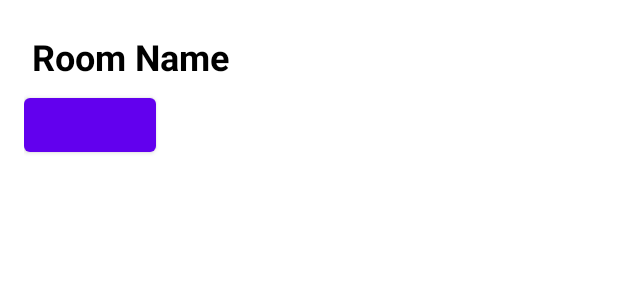
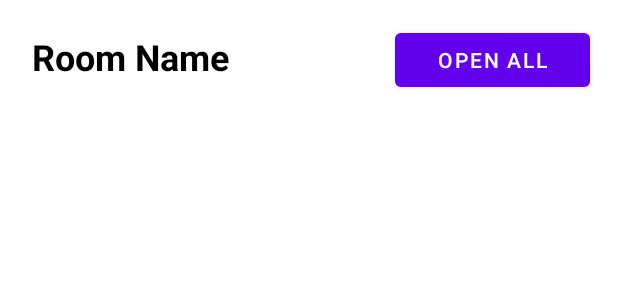
Before and after one commit to ETS-Android5/Automatic-Curtain-Android-App, an Android app: the layout row_layout.xml on its own in the app's theme, with its tools: preview values and no code run, on a phone screen of 412 x 824 dp. Shown: the top 300 px of the screen. Run offline under Robolectric (Android 15) with nearby library versions, the phone set to English and light mode, and no system bars.

Commit message:
some progress will be adding more tomorrow

```diff
--- a/COEN390_EZCurtains/app/src/main/java/team_10/example/coen390_ezcurtains/MainActivity.java
+++ b/COEN390_EZCurtains/app/src/main/java/team_10/example/coen390_ezcurtains/ScheduleActivity.java
@@ -4,11 +4,11 @@ import androidx.appcompat.app.AppCompatActivity;
 
 import android.os.Bundle;
 
-public class MainActivity extends AppCompatActivity {
+public class ScheduleActivity extends AppCompatActivity {
 
     @Override
     protected void onCreate(Bundle savedInstanceState) {
         super.onCreate(savedInstanceState);
-        setContentView(R.layout.activity_main);
+        setContentView(R.layout.schedule_layout);
     }
 }
--- a/COEN390_EZCurtains/app/src/main/res/layout/homepage_layout.xml
+++ b/COEN390_EZCurtains/app/src/main/res/layout/homepage_layout.xml
@@ -29,8 +29,8 @@
         android:layout_marginBottom="30dp"
         android:text="add device" />
 
-    <ListView
-        android:layout_width="wrap_content"
+    <androidx.recyclerview.widget.RecyclerView
+        android:layout_width="match_parent"
         android:layout_height="584dp"
         android:layout_above="@+id/btn_add_room"
         android:layout_alignParentStart="true"
--- a/COEN390_EZCurtains/app/src/main/res/layout/listview_item_layout.xml
+++ b/COEN390_EZCurtains/app/src/main/res/layout/row_layout.xml
@@ -11,6 +11,7 @@
         android:orientation="vertical">
 
         <TextView
+            android:id="@+id/text_room_name"
             android:layout_width="match_parent"
             android:layout_height="wrap_content"
             android:text="Room Name"
@@ -20,8 +21,12 @@
             android:textSize="24sp"/>
 
         <Button
-            android:layout_width="wrap_content"
-            android:layout_height="wrap_content" />
+            android:id="@+id/btn_open_close_all"
+            android:layout_width="130dp"
+            android:layout_height="wrap_content"
+            android:layout_marginTop="-43dp"
+            android:layout_marginStart="247dp"
+            android:text="open all"/>
 
 
     </LinearLayout>
```
Also changed, not shown: COEN390_EZCurtains/app/src/main/AndroidManifest.xml (+7 -4 lines), COEN390_EZCurtains/app/src/main/java/team_10/example/coen390_ezcurtains/HomeActivity.java (added, +22 -0 lines), COEN390_EZCurtains/app/src/main/res/layout/schedule_layout.xml (renamed from COEN390_EZCurtains/app/src/main/res/layout/activity_main.xml, +1 -10 lines), COEN390_EZCurtains/app/src/main/res/layout/subitem_layout.xml (added, +36 -0 lines), COEN390_EZCurtains/app/src/main/res/drawable-hdpi/ic_open_arrows.png (added), COEN390_EZCurtains/app/src/main/res/drawable-mdpi/ic_open_arrows.png (added), COEN390_EZCurtains/app/src/main/res/drawable-xhdpi/ic_open_arrows.png (added), COEN390_EZCurtains/app/src/main/res/drawable-xxhdpi/ic_open_arrows.png (added), COEN390_EZCurtains/app/src/main/res/drawable-xxxhdpi/ic_open_arrows.png (added), 1 other file.
